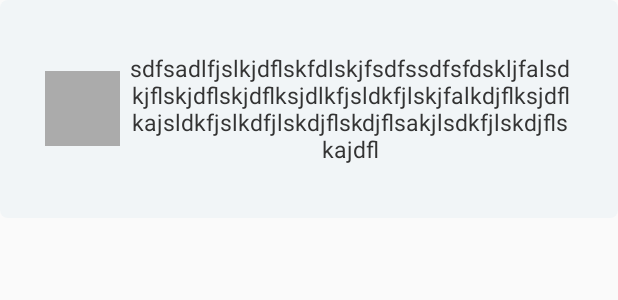
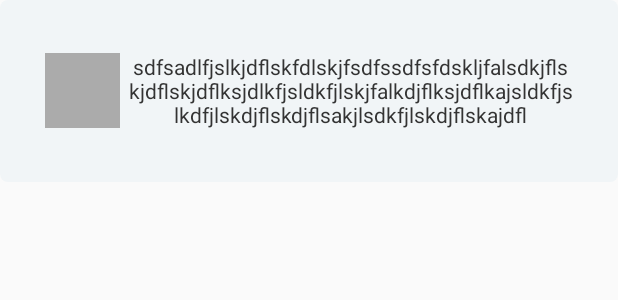
Before and after one commit to hilfritz/Sg-Psi, an Android app: the layout dialog_simple.xml on its own in the app's theme, with its tools: preview values and no code run, on a phone screen of 412 x 824 dp. Shown: the top 300 px of the screen. Run offline under Robolectric (Android 15) with nearby library versions, the phone set to English and light mode, and no system bars; plain views replace SimpleDraweeView.

Commit message:
Dialog text size and text color and text updated

```diff
--- a/app/src/main/res/values/dimens.xml
+++ b/app/src/main/res/values/dimens.xml
@@ -89,6 +89,6 @@
     <dimen name="margin_1z">250dp</dimen>
 
     <dimen name="drawable_dialog_icon">50dp</dimen>
-    <dimen name="dialog_text_size">15sp</dimen>
+    <dimen name="dialog_text_size">14sp</dimen>
     <dimen name="map_icon_width_height">30dp</dimen>
 </resources>
--- a/app/src/main/res/values/strings.xml
+++ b/app/src/main/res/values/strings.xml
@@ -24,7 +24,7 @@
     <string name="label_company">Company</string>
     <string name="label_name">Name</string>
     <string name="label_loading">Loading...</string>
-    <string name="label_no_internet">No internet connection. Please ensure you have internet connection and try again.</string>
+    <string name="label_no_internet">No internet connection. \n Please ensure you have internet connection and try again.</string>
     <string name="label_connection_error">Connection error. Please try again.</string>
     <string name="label_no_data">Yikes, sorry there are no places available to view right now.</string>
 
```
